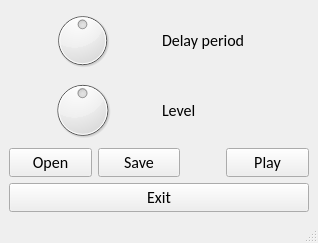
Old version of the form guitar_effects/mainwindow.ui in the repository ferre111/Guitar-effects.
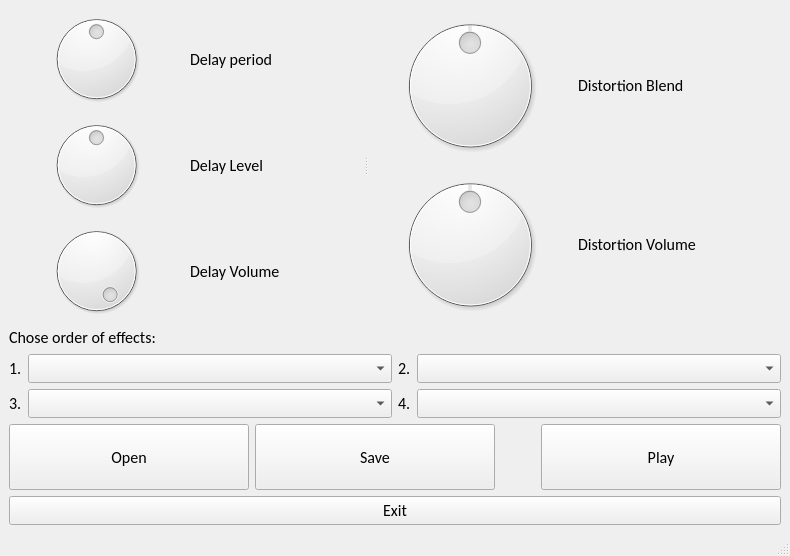
New version of the form.

Commit message: add new effect - distortion, develop GUI

What changed in the file:
```diff
--- a/guitar_effects/mainwindow.ui
+++ b/guitar_effects/mainwindow.ui
@@ -6,16 +6,21 @@
    <rect>
     <x>0</x>
     <y>0</y>
-    <width>318</width>
-    <height>243</height>
+    <width>790</width>
+    <height>556</height>
    </rect>
   </property>
   <property name="windowTitle">
    <string>MainWindow</string>
   </property>
   <widget class="QWidget" name="centralwidget">
-   <layout class="QVBoxLayout" name="verticalLayout_2">
+   <layout class="QVBoxLayout" name="verticalLayout_5">
     <item>
+     <widget class="QSplitter" name="splitter">
+      <property name="orientation">
+       <enum>Qt::Horizontal</enum>
+      </property>
+      <widget class="QWidget" name="">
      <layout class="QVBoxLayout" name="verticalLayout">
       <item>
        <layout class="QHBoxLayout" name="horizontalLayout_2">
@@ -35,7 +40,7 @@
         <item>
          <widget class="QLabel" name="label_Delay">
           <property name="sizePolicy">
-           <sizepolicy hsizetype="Minimum" vsizetype="Expanding">
+             <sizepolicy hsizetype="Preferred" vsizetype="Preferred">
             <horstretch>0</horstretch>
             <verstretch>0</verstretch>
            </sizepolicy>
@@ -71,7 +76,7 @@
         <item>
          <widget class="QLabel" name="label_Level">
           <property name="sizePolicy">
-           <sizepolicy hsizetype="Minimum" vsizetype="Expanding">
+             <sizepolicy hsizetype="Preferred" vsizetype="Preferred">
             <horstretch>0</horstretch>
             <verstretch>0</verstretch>
            </sizepolicy>
@@ -83,9 +88,272 @@
            </font>
           </property>
           <property name="text">
-           <string>Level</string>
-          </property>
-         </widget>
+             <string>Delay Level</string>
+            </property>
+           </widget>
+          </item>
+         </layout>
+        </item>
+        <item>
+         <layout class="QHBoxLayout" name="horizontalLayout_4">
+          <item>
+           <widget class="QDial" name="dial_Delay_Volume">
+            <property name="minimum">
+             <number>0</number>
+            </property>
+            <property name="maximum">
+             <number>1000</number>
+            </property>
+            <property name="value">
+             <number>1000</number>
+            </property>
+            <property name="sliderPosition">
+             <number>1000</number>
+            </property>
+           </widget>
+          </item>
+          <item>
+           <widget class="QLabel" name="label_Delay_Volume">
+            <property name="sizePolicy">
+             <sizepolicy hsizetype="Preferred" vsizetype="Preferred">
+              <horstretch>0</horstretch>
+              <verstretch>0</verstretch>
+             </sizepolicy>
+            </property>
+            <property name="font">
+             <font>
+              <family>Calibri</family>
+              <pointsize>12</pointsize>
+             </font>
+            </property>
+            <property name="text">
+             <string>Delay Volume</string>
+            </property>
+           </widget>
+          </item>
+         </layout>
+        </item>
+       </layout>
+      </widget>
+      <widget class="QWidget" name="">
+       <layout class="QVBoxLayout" name="verticalLayout_4">
+        <item>
+         <layout class="QHBoxLayout" name="horizontalLayout_14">
+          <item>
+           <widget class="QDial" name="dial_Distorion_Blend">
+            <property name="minimum">
+             <number>50</number>
+            </property>
+            <property name="maximum">
+             <number>500</number>
+            </property>
+            <property name="value">
+             <number>275</number>
+            </property>
+           </widget>
+          </item>
+          <item>
+           <widget class="QLabel" name="label_Distorion_Blend">
+            <property name="font">
+             <font>
+              <family>Calibri</family>
+              <pointsize>12</pointsize>
+             </font>
+            </property>
+            <property name="text">
+             <string>Distortion Blend</string>
+            </property>
+           </widget>
+          </item>
+         </layout>
+        </item>
+        <item>
+         <layout class="QHBoxLayout" name="horizontalLayout_15">
+          <item>
+           <widget class="QDial" name="dial_Disortion_Volume">
+            <property name="maximum">
+             <number>1000</number>
+            </property>
+            <property name="value">
+             <number>500</number>
+            </property>
+           </widget>
+          </item>
+          <item>
+           <widget class="QLabel" name="label_Distorion_Volume">
+            <property name="font">
+             <font>
+              <family>Calibri</family>
+              <pointsize>12</pointsize>
+             </font>
+            </property>
+            <property name="text">
+             <string>Distortion Volume </string>
+            </property>
+           </widget>
+          </item>
+         </layout>
+        </item>
+       </layout>
+      </widget>
+     </widget>
+    </item>
+    <item>
+     <layout class="QVBoxLayout" name="verticalLayout_3">
+      <item>
+       <widget class="QLabel" name="label_Chose_Order">
+        <property name="font">
+         <font>
+          <family>Calibri</family>
+          <pointsize>12</pointsize>
+         </font>
+        </property>
+        <property name="text">
+         <string>Chose order of effects:</string>
+        </property>
+       </widget>
+      </item>
+      <item>
+       <layout class="QVBoxLayout" name="verticalLayout_2">
+        <item>
+         <layout class="QHBoxLayout" name="horizontalLayout_12">
+          <item>
+           <layout class="QHBoxLayout" name="horizontalLayout_5">
+            <item>
+             <widget class="QLabel" name="label_First">
+              <property name="sizePolicy">
+               <sizepolicy hsizetype="Maximum" vsizetype="Preferred">
+                <horstretch>0</horstretch>
+                <verstretch>0</verstretch>
+               </sizepolicy>
+              </property>
+              <property name="font">
+               <font>
+                <family>Calibri</family>
+                <pointsize>12</pointsize>
+               </font>
+              </property>
+              <property name="text">
+               <string>1.</string>
+              </property>
+             </widget>
+            </item>
+            <item>
+             <widget class="QComboBox" name="comboBox_First">
+              <property name="font">
+               <font>
+                <family>Calibri</family>
+                <pointsize>12</pointsize>
+               </font>
+              </property>
+             </widget>
+            </item>
+           </layout>
+          </item>
+          <item>
+           <layout class="QHBoxLayout" name="horizontalLayout_10">
+            <item>
+             <widget class="QLabel" name="label_Second">
+              <property name="sizePolicy">
+               <sizepolicy hsizetype="Maximum" vsizetype="Preferred">
+                <horstretch>0</horstretch>
+                <verstretch>0</verstretch>
+               </sizepolicy>
+              </property>
+              <property name="font">
+               <font>
+                <family>Calibri</family>
+                <pointsize>12</pointsize>
+               </font>
+              </property>
+              <property name="text">
+               <string>2.</string>
+              </property>
+             </widget>
+            </item>
+            <item>
+             <widget class="QComboBox" name="comboBox_Second">
+              <property name="font">
+               <font>
+                <family>Calibri</family>
+                <pointsize>12</pointsize>
+               </font>
+              </property>
+             </widget>
+            </item>
+           </layout>
+          </item>
+         </layout>
+        </item>
+        <item>
+         <layout class="QHBoxLayout" name="horizontalLayout_13">
+          <item>
+           <layout class="QHBoxLayout" name="horizontalLayout_9">
+            <item>
+             <widget class="QLabel" name="label_Third">
+              <property name="sizePolicy">
+               <sizepolicy hsizetype="Maximum" vsizetype="Preferred">
+                <horstretch>0</horstretch>
+                <verstretch>0</verstretch>
+               </sizepolicy>
+              </property>
+              <property name="font">
+               <font>
+                <family>Calibri</family>
+                <pointsize>12</pointsize>
+               </font>
+              </property>
+              <property name="text">
+               <string>3.</string>
+              </property>
+             </widget>
+            </item>
+            <item>
+             <widget class="QComboBox" name="comboBox_Third">
+              <property name="font">
+               <font>
+                <family>Calibri</family>
+                <pointsize>12</pointsize>
+               </font>
+              </property>
+             </widget>
+            </item>
+           </layout>
+          </item>
+          <item>
+           <layout class="QHBoxLayout" name="horizontalLayout_11">
+            <item>
+             <widget class="QLabel" name="label_Fourth">
+              <property name="sizePolicy">
+               <sizepolicy hsizetype="Maximum" vsizetype="Preferred">
+                <horstretch>0</horstretch>
+                <verstretch>0</verstretch>
+               </sizepolicy>
+              </property>
+              <property name="font">
+               <font>
+                <family>Calibri</family>
+                <pointsize>12</pointsize>
+               </font>
+              </property>
+              <property name="text">
+               <string>4.</string>
+              </property>
+             </widget>
+            </item>
+            <item>
+             <widget class="QComboBox" name="comboBox_Fourth">
+              <property name="font">
+               <font>
+                <family>Calibri</family>
+                <pointsize>12</pointsize>
+               </font>
+              </property>
+             </widget>
+            </item>
+           </layout>
+          </item>
+         </layout>
         </item>
        </layout>
       </item>
@@ -114,6 +382,12 @@
       </item>
       <item>
        <widget class="QPushButton" name="pushButton_Save">
+        <property name="sizePolicy">
+         <sizepolicy hsizetype="Minimum" vsizetype="Preferred">
+          <horstretch>0</horstretch>
+          <verstretch>0</verstretch>
+         </sizepolicy>
+        </property>
         <property name="font">
          <font>
           <family>Calibri</family>
```
Left out of the diff: 10 changed lines with no effect on the pictures. Lines whose indentation alone changed are shown as unchanged. The commit also changes 5 other files.
